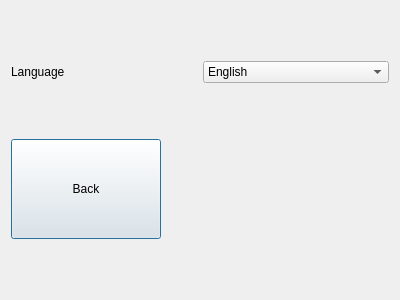
First picture: the form in settingsdialog.ui, repository lmnp/TexasHoldemManager, before the edit.
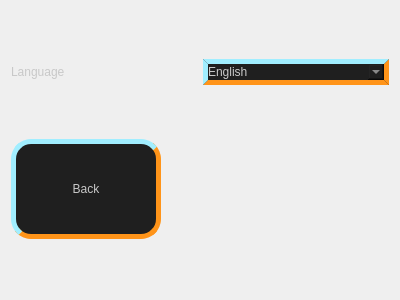
Second picture: the form after the edit.

Commit message: Started adding color scheme

Patch:
```diff
--- a/settingsdialog.ui
+++ b/settingsdialog.ui
@@ -13,11 +13,19 @@
   <property name="windowTitle">
    <string>Dialog</string>
   </property>
+  <property name="styleSheet">
+   <string notr="true"/>
+  </property>
   <layout class="QVBoxLayout" name="verticalLayout">
    <item>
     <layout class="QHBoxLayout" name="horizontalLayout">
      <item>
       <widget class="QLabel" name="l_language">
+       <property name="styleSheet">
+        <string notr="true">
+font: oblique 20pt &quot;Purisa&quot;;
+color: rgb(200, 200, 200);</string>
+       </property>
        <property name="text">
         <string>Language</string>
        </property>
@@ -28,6 +36,18 @@
      </item>
      <item>
       <widget class="QComboBox" name="cb_language">
+       <property name="styleSheet">
+        <string notr="true">border-style: outset;
+font: oblique 20pt &quot;Purisa&quot;;
+background-color: rgb(31, 31, 31);
+color: rgb(200, 200, 200);
+border-width: 5px;
+border-radius: 20px;
+border-top-color: rgb(34, 215, 255);
+border-left-color: rgb(34, 215, 255);
+border-right-color: rgb(255, 148, 25);
+border-bottom-color: rgb(255, 148, 25);</string>
+       </property>
        <item>
         <property name="text">
          <string>English</string>
@@ -62,6 +82,18 @@
        <height>100</height>
       </size>
      </property>
+     <property name="styleSheet">
+      <string notr="true">border-style: outset;
+font: oblique 20pt &quot;Purisa&quot;;
+background-color: rgb(31, 31, 31);
+color: rgb(200, 200, 200);
+border-width: 5px;
+border-radius: 20px;
+border-top-color: rgb(34, 215, 255);
+border-left-color: rgb(34, 215, 255);
+border-right-color: rgb(255, 148, 25);
+border-bottom-color: rgb(255, 148, 25);</string>
+     </property>
      <property name="text">
       <string>Back</string>
      </property>
```
The commit also changes 4 other files.
